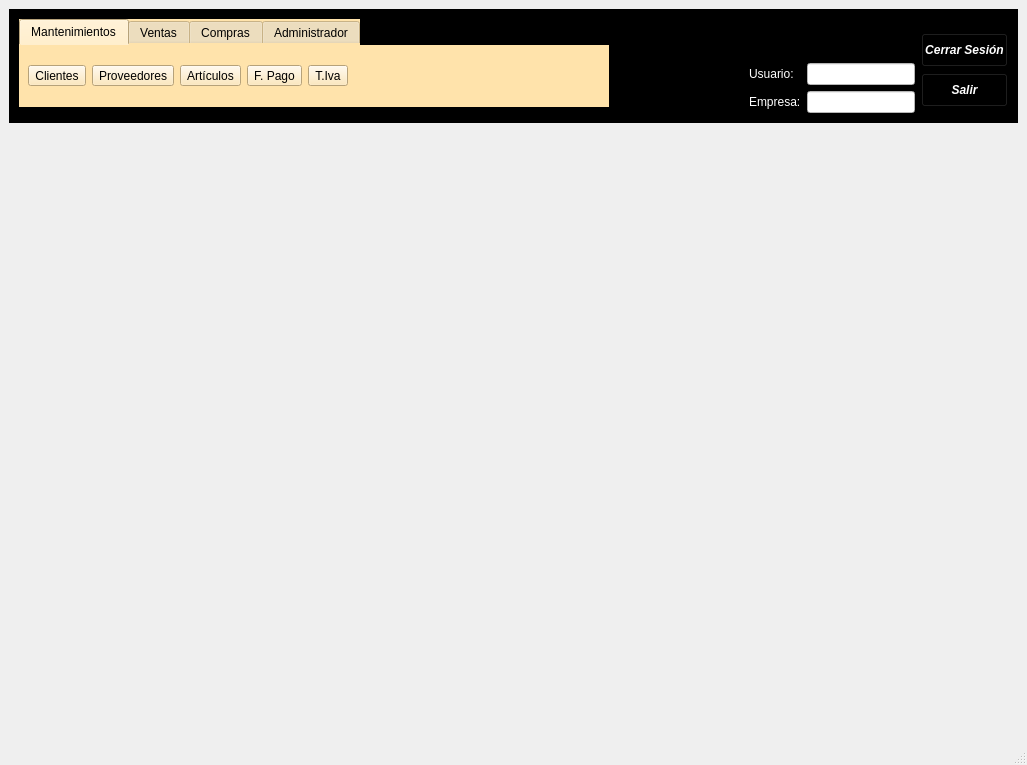
The window that mainwindow.ui (arcnexus/RedFoX) describes before a commit, drawn with Qt 5.
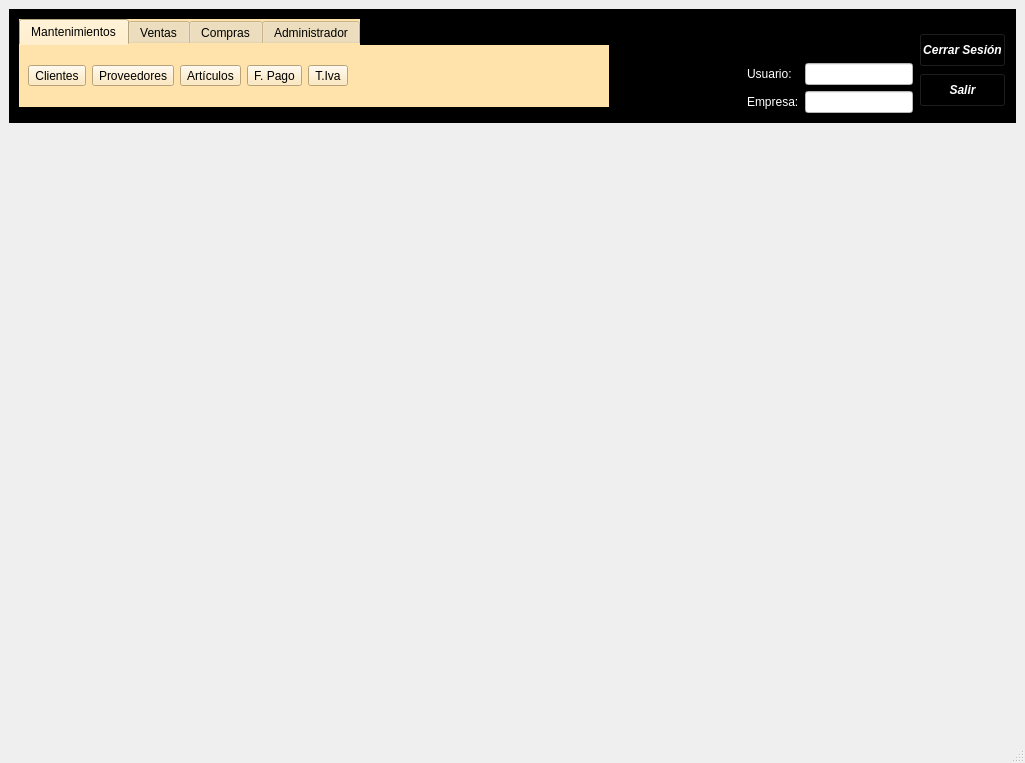
The same window after the commit. The open tabs and pages were chosen to show the change. Icons and pictures are not drawn.

Patch:
```diff
--- a/mainwindow.ui
+++ b/mainwindow.ui
@@ -6,8 +6,8 @@
    <rect>
     <x>0</x>
     <y>0</y>
-    <width>1027</width>
-    <height>765</height>
+    <width>1025</width>
+    <height>763</height>
    </rect>
   </property>
   <property name="sizePolicy">
```
Left out of the diff: 4 changed lines with no effect on the pictures.
